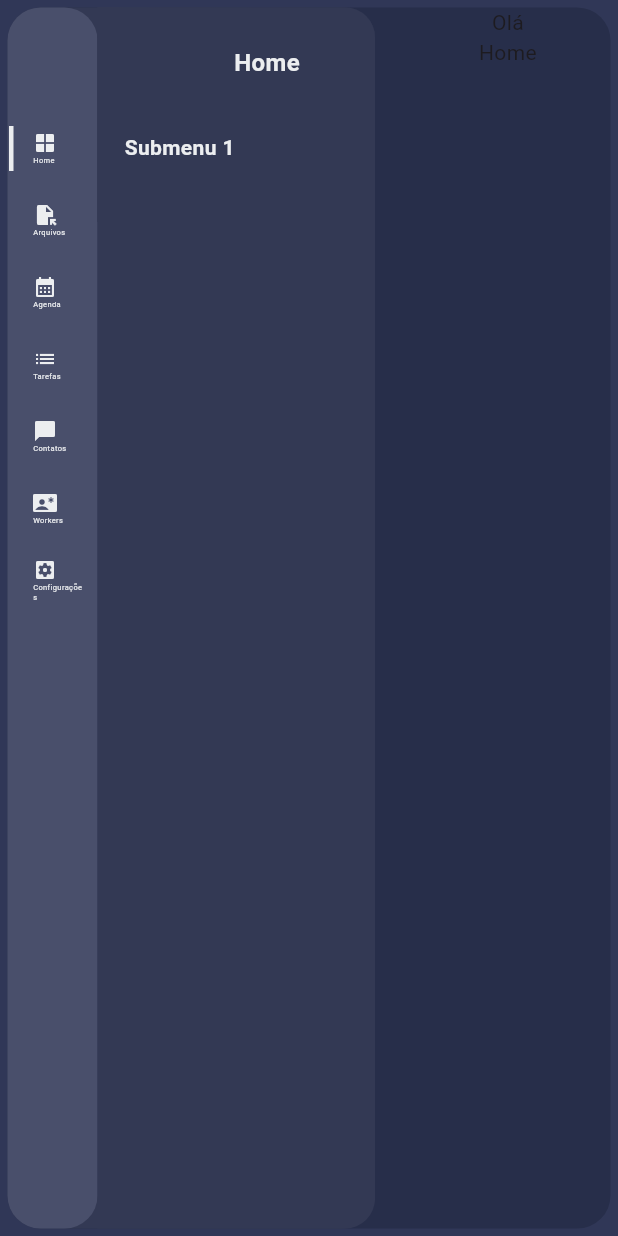
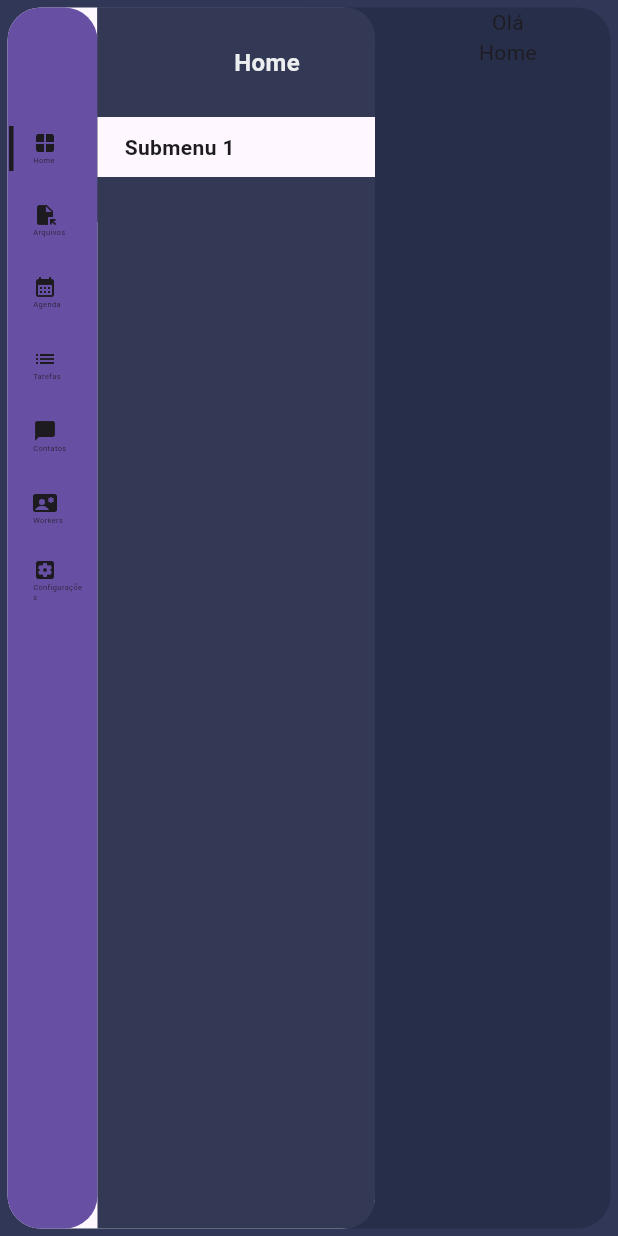
Before and after one commit to jacksonsr451/widget_aside_menu, a Flutter app: the screen it shows after launch, after a tap on "Home", on a phone screen of 412 x 824 dp. Run offline on Flutter 3.47's test engine with Material 3 defaults, Android fonts, the phone set to English and light mode, and no system bars.

Commit message:
:refactor: pass to theme colors

```diff
--- a/lib/components/side_menu_icon.dart
+++ b/lib/components/side_menu_icon.dart
@@ -35,7 +35,7 @@ class _SideMenuIcon extends State<SideMenuIcon> {
             margin: const EdgeInsets.only(right: 5, left: 1),
             decoration: BoxDecoration(
               color: widget.isSelected
-                  ? const Color(0xFFECEEF0)
+                  ? Theme.of(context).textTheme.bodyLarge?.color
                   : Colors.transparent,
             ),
           ),
@@ -49,7 +49,7 @@ class _SideMenuIcon extends State<SideMenuIcon> {
                   child: Icon(
                     iconMap[widget.icon],
                     size: 16,
-                    color: const Color(0xFFECEEF0),
+                    color: Theme.of(context).textTheme.bodyLarge?.color,
                   ),
                 ),
                 Container(
@@ -57,8 +57,8 @@ class _SideMenuIcon extends State<SideMenuIcon> {
                   alignment: Alignment.centerLeft,
                   child: Text(
                     widget.title,
-                    style: const TextStyle(
-                      color: Color(0xFFECEEF0),
+                    style: TextStyle(
+                      color: Theme.of(context).textTheme.bodyLarge?.color,
                       fontSize: 5,
                     ),
                   ),
--- a/lib/components/side_menu_items.dart
+++ b/lib/components/side_menu_items.dart
@@ -32,7 +32,7 @@ class _SideMenuItemsState extends State<SideMenuItems> {
     return Container(
       width: widget.isSubmenuVisible ? 245 : 60,
       decoration: BoxDecoration(
-        color: const Color(0xFF333954),
+        color: Theme.of(context).colorScheme.background,
         borderRadius: BorderRadius.circular(22),
       ),
       child: Row(
@@ -40,7 +40,7 @@ class _SideMenuItemsState extends State<SideMenuItems> {
           Container(
             width: 60,
             decoration: BoxDecoration(
-              color: const Color(0xFF494F6B),
+              color: Theme.of(context).colorScheme.primary,
               borderRadius: BorderRadius.circular(22),
             ),
             child: Container(
--- a/lib/components/submenu_item.dart
+++ b/lib/components/submenu_item.dart
@@ -47,8 +47,9 @@ class _SubmenuItemState extends State<SubmenuItem> {
           padding:
               const EdgeInsets.only(left: 18, top: padding, bottom: padding),
           decoration: BoxDecoration(
-            color:
-                isSelected ? const Color(0xFF272e4b) : const Color(0xFF333954),
+            color: isSelected
+                ? Theme.of(context).colorScheme.tertiary
+                : Theme.of(context).colorScheme.background,
             borderRadius: isSelected
                 ? const BorderRadius.only(
                     topLeft: Radius.circular(20),
@@ -63,7 +64,9 @@ class _SubmenuItemState extends State<SubmenuItem> {
             widget.title,
             textAlign: TextAlign.left,
             style: TextStyle(
-              color: isSelected ? Colors.white : const Color(0xFFECEEF0),
+              color: isSelected
+                  ? Theme.of(context).textTheme.bodyLarge?.color
+                  : Theme.of(context).textTheme.bodySmall?.color,
               fontSize: 14,
               fontWeight: FontWeight.w600,
             ),
```
